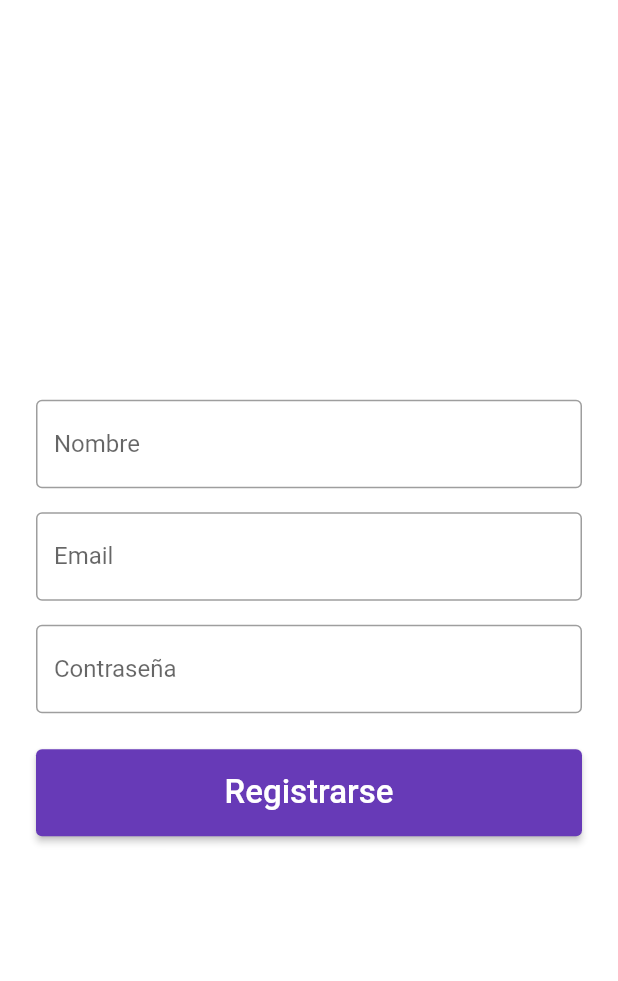
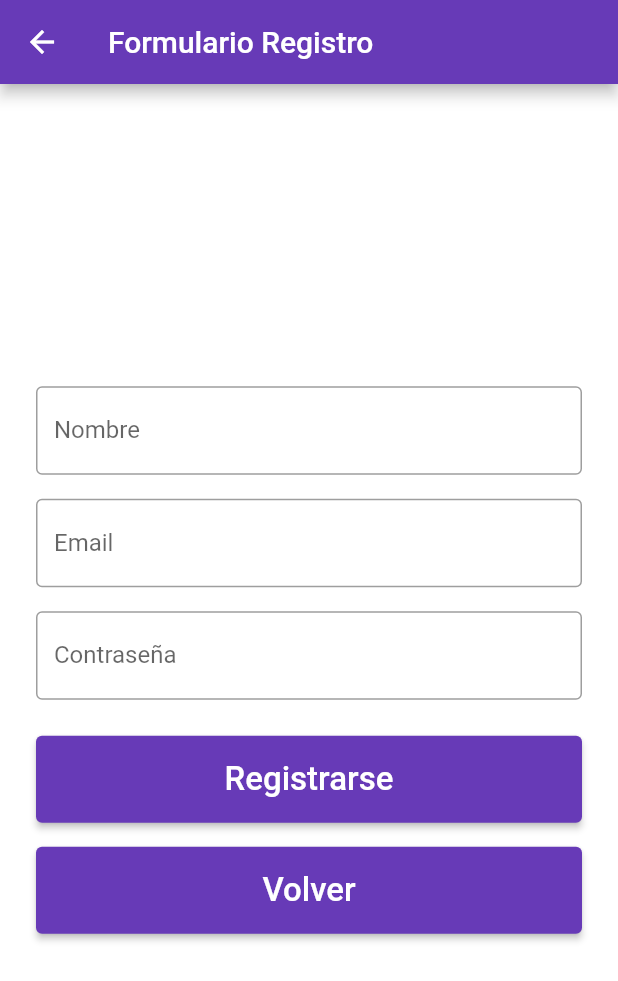
Before and after one commit to JoseAntonioGalan/gestion_app, a Flutter app: the screen it shows after launch, after a tap on "Iniciar Sesión", after a tap on "No tienes cuenta? Pulsa aquí para regist", on a phone screen of 412 x 824 dp. Shown: the top 981 px of the screen. Run offline on Flutter 3.47's test engine with Material 2 defaults, Android fonts, the phone set to English and light mode, and no system bars; our stand-ins replace charts_flutter, cloud_firestore, firebase_auth, firebase_core, font_awesome_flutter, google_sign_in; accounts and stored records are empty.

Commit message:
Correccion Registro y Texto olvidaste la password

```diff
--- a/lib/repository/authentication_client.dart
+++ b/lib/repository/authentication_client.dart
@@ -68,7 +68,8 @@ class AuthenticationClient {
         User? user = userCredential.user;
         return user;
       } on FirebaseAuthException catch (e) {
-        print("No se pudo inicar");
+        // ignore: avoid_print
+        print(e.toString());
       }
     }
   }
--- a/lib/screens/login_page.dart
+++ b/lib/screens/login_page.dart
@@ -37,6 +37,9 @@ class _LoginPageState extends State<LoginPage> {
         _passwordFocusNode.unfocus();
       },
       child: Scaffold(
+        appBar: AppBar(
+          title: Text("Inicio de Sesión"),
+        ),
         backgroundColor: Colors.white,
         body: Padding(
           padding: const EdgeInsets.symmetric(horizontal: 24),
@@ -65,6 +68,18 @@ class _LoginPageState extends State<LoginPage> {
                     border: OutlineInputBorder(),
                     hintText: 'Introduce tu contraseña',
                     label: Text('Contraseña'),
+                  ),
+                ),
+                const SizedBox(height: 16),
+                TextButton(
+                  onPressed: () {
+                    print("Olvidaste la contraseña");
+                  },
+                  child: const Align(
+                    alignment: Alignment.bottomRight,
+                    child: Text(
+                      'Olvidaste la contraseña?',
+                    ),
                   ),
                 ),
                 const SizedBox(height: 24),
--- a/lib/screens/register_page.dart
+++ b/lib/screens/register_page.dart
@@ -38,6 +38,9 @@ class _RegisterPageState extends State<RegisterPage> {
         _passwordFocusNode.unfocus();
       },
       child: Scaffold(
+        appBar: AppBar(
+          title: const Text("Formulario Registro"),
+        ),
         backgroundColor: Colors.white,
         body: Padding(
           padding: const EdgeInsets.symmetric(horizontal: 24),
@@ -112,6 +115,30 @@ class _RegisterPageState extends State<RegisterPage> {
                             ),
                           ),
                         ),
+                      ),
+                const SizedBox(height: 16),
+                _isProgress
+                    ? const CircularProgressIndicator()
+                    : SizedBox(
+                        width: double.maxFinite,
+                        child: ElevatedButton(
+                          onPressed: () async {
+                            setState(() {
+                              _isProgress = true;
+                            });
+                            setState(() {
+                              _isProgress = false;
+                            });
+                            Navigator.of(context).pushNamed("/login_page");
+                          },
+                          child: const Padding(
+                            padding: EdgeInsets.all(16.0),
+                            child: Text(
+                              'Volver',
+                              style: TextStyle(fontSize: 22.0),
+                            ),
+                          ),
+                        ),
                       )
               ],
             ),
```
Also changed, not shown: lib/screens/home_page.dart (+10 -6 lines).
